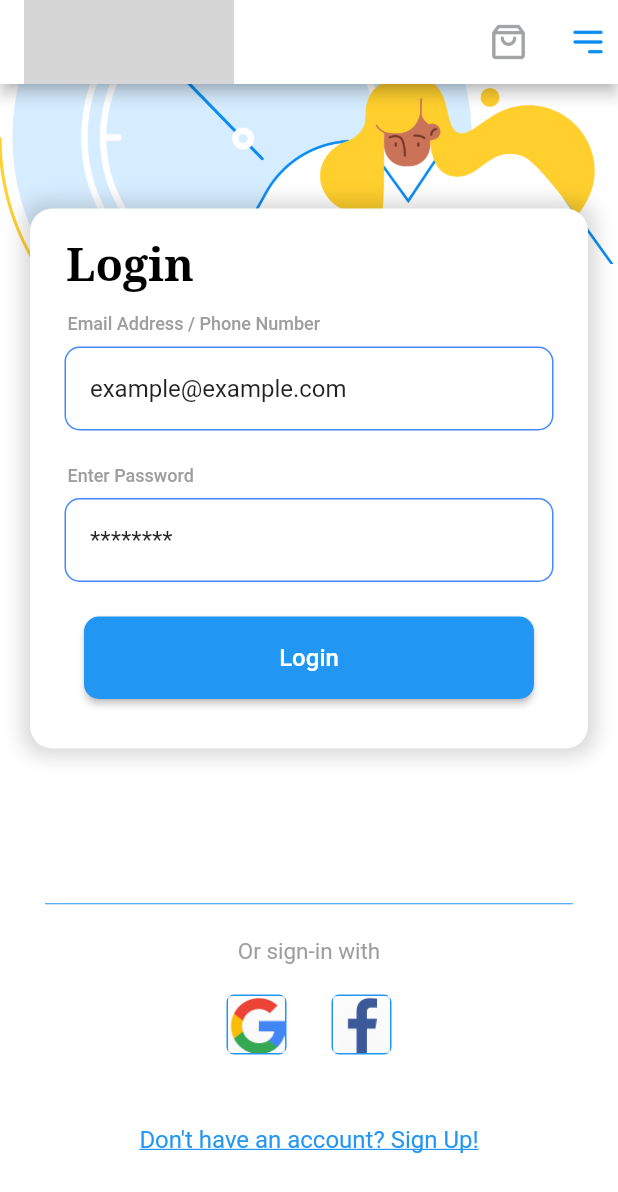
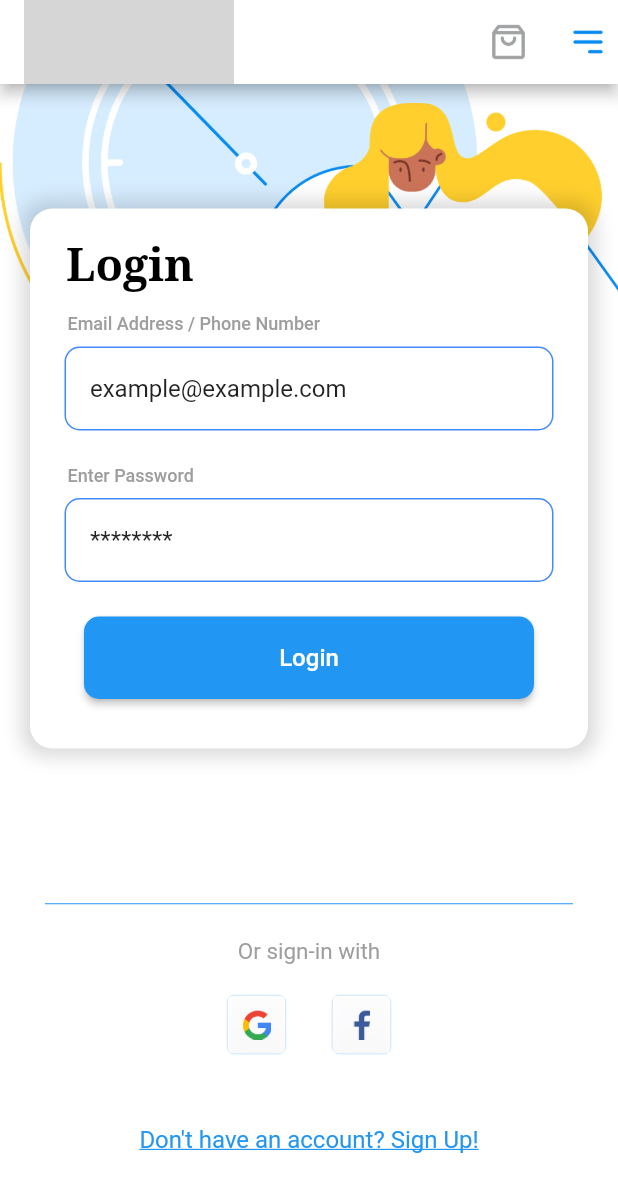
Before and after one commit to Apoorv-cloud/SAP, a Flutter app: the screen it shows after launch, on a phone screen of 412 x 824 dp. Shown: the top 1192 px of the screen. Run offline on Flutter 3.47's test engine with Material 2 defaults, Android fonts, the phone set to English and light mode, and no system bars; grey boxes are pictures that could not be loaded.

Commit message:
Icon Borders modified

```diff
--- a/lib/main.dart
+++ b/lib/main.dart
@@ -8,7 +8,7 @@ import 'package:flutter/widgets.dart';
 
 void main() {
   SystemChrome.setSystemUIOverlayStyle(SystemUiOverlayStyle(
-    systemNavigationBarColor: Colors.white, // navigation bar color
+    systemNavigationBarColor: Colors.amber, // navigation bar color
     statusBarColor: Colors.white, // status bar color
     statusBarIconBrightness: Brightness.dark, // status bar icon color
     systemNavigationBarIconBrightness: Brightness.dark, // color of navigation controls
@@ -74,11 +74,11 @@ class _MyHomePageState extends State<MyHomePage> {
         children: [
           Positioned(
             top: 0,
-            right: 0,
+            right: -5,
             left: 0,
             child: Container(
-              height: 120,
-              width: 700,
+              height: MediaQuery.of(context).size.height-670,
+              width: MediaQuery.of(context).size.width-350,
               decoration: BoxDecoration(
                 image: DecorationImage(
                   image: AssetImage("assets/img.png"),
@@ -253,11 +253,10 @@ class _MyHomePageState extends State<MyHomePage> {
     return SizedBox.fromSize(
       size: Size(40, 40),
       child: Container(
-            decoration: new BoxDecoration(
-              border: Border.all(width: 1, color: Colors.blue[500]),
+       decoration: new BoxDecoration(
+              border: Border.all(width: 1, color: Colors.blue[400].withOpacity(0.2)),
               borderRadius: new BorderRadius.all(Radius.circular(5.0)),
               shape: BoxShape.rectangle,
-
             ), //button width and height
        child:ClipRRect(
         //borderRadius: BorderRadius.circular(5),
@@ -271,6 +270,7 @@ class _MyHomePageState extends State<MyHomePage> {
             child: Center(
               child: Image.asset(
                 img,
+                height: 20,
               ),
             ),
           ),
```
